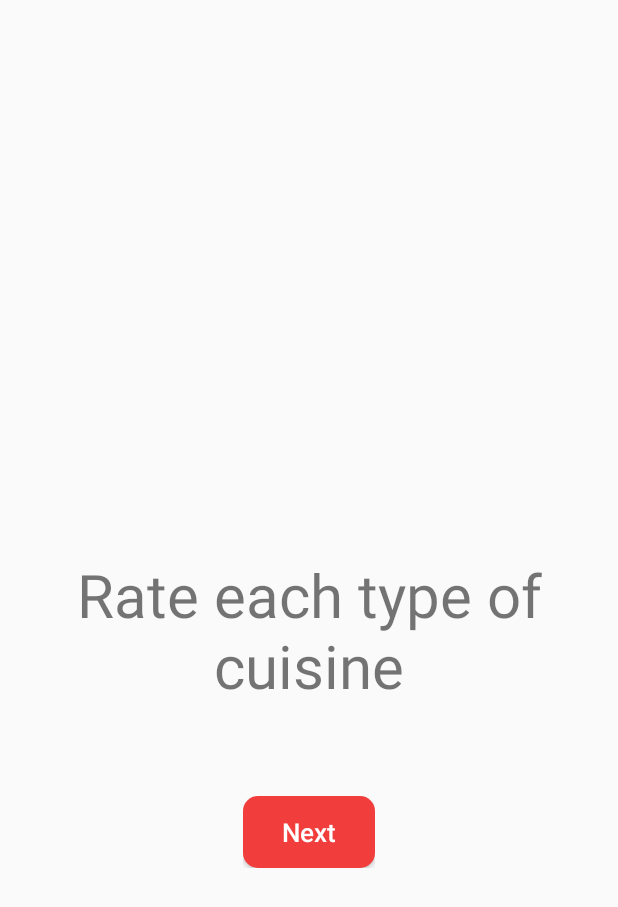
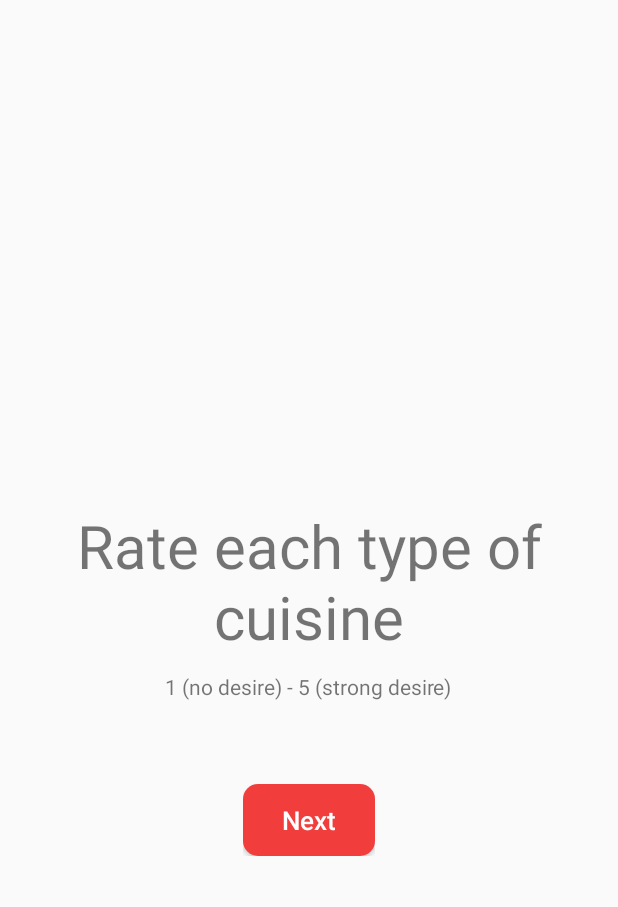
Before and after one commit to jpachev/cs356-pickaplace, an Android app: the screen it shows after launch (MainActivity), after a tap on "Begin", on a phone screen of 412 x 824 dp. Shown: the top 907 px of the screen. Run offline under Robolectric (Android 15) with nearby library versions, the phone set to English and light mode, and no system bars.

Commit message:
fixed some layout issues

```diff
--- a/PickAPlace/app/src/main/java/com/example/pickaplace/MainActivity.java
+++ b/PickAPlace/app/src/main/java/com/example/pickaplace/MainActivity.java
@@ -163,12 +163,12 @@ public class MainActivity extends AppCompatActivity {
                 uName.setText(userName);
                 break;
             case 2:
-                title.setText("Welcome to round 2");
+                title.setText("Rate to narrow down Cuisine type");
                 Log.d("round2", "set up round2 title");
                 uName.setText(userName);
                 break;
             case 3:
-                title.setText("Welcome to round 3");
+                title.setText("Rate each restaurant");
                 uName.setText(userName);
                 break;
             default:
--- a/PickAPlace/app/src/main/res/layout/activity_main.xml
+++ b/PickAPlace/app/src/main/res/layout/activity_main.xml
@@ -31,7 +31,7 @@
         android:layout_width="match_parent"
         android:layout_height="wrap_content"
         android:layout_marginLeft="40dp"
-        android:layout_marginTop="70dp"
+        android:layout_marginTop="60dp"
         android:layout_marginRight="40dp"
         android:background="@drawable/edit_text"
         android:elevation="4dp"
--- a/PickAPlace/app/src/main/res/layout/round_step.xml
+++ b/PickAPlace/app/src/main/res/layout/round_step.xml
@@ -10,12 +10,13 @@
         android:layout_width="wrap_content"
         android:text="Option 1"
         android:textSize="50dp"
-        android:layout_gravity="center"/>
+        android:layout_gravity="center"
+        android:textAlignment="center"/>
     <LinearLayout
         android:layout_width="wrap_content"
         android:layout_height="wrap_content"
         android:layout_gravity="center"
-        android:layout_marginTop="120dp"
+        android:layout_marginTop="100dp"
         android:gravity="center">
         <RadioGroup xmlns:android="http://schemas.android.com/apk/res/android"
             android:id="@+id/option_buttons"
--- a/PickAPlace/app/src/main/res/layout/round_title.xml
+++ b/PickAPlace/app/src/main/res/layout/round_title.xml
@@ -15,18 +15,25 @@
         android:id="@+id/title"
         android:layout_height="wrap_content"
         android:layout_width="wrap_content"
-        android:layout_marginTop="70dp"
+        android:layout_marginTop="30dp"
         android:layout_gravity="center"
         android:textAlignment="center"
         android:textSize="40sp"
         android:text="Rate each type of cuisine" />
+    <TextView
+        android:layout_height="wrap_content"
+        android:layout_width="wrap_content"
+        android:textSize="14sp"
+        android:layout_marginTop="10dp"
+        android:layout_gravity="center"
+        android:text="1 (no desire) - 5 (strong desire)" />
 
     <LinearLayout
         android:layout_width="wrap_content"
         android:layout_height="wrap_content"
         android:orientation="horizontal"
         android:layout_gravity="center"
-        android:layout_marginTop="60dp"
+        android:layout_marginTop="55dp"
         android:gravity="center">
         <Button
             android:id="@+id/start_round_button"
```
